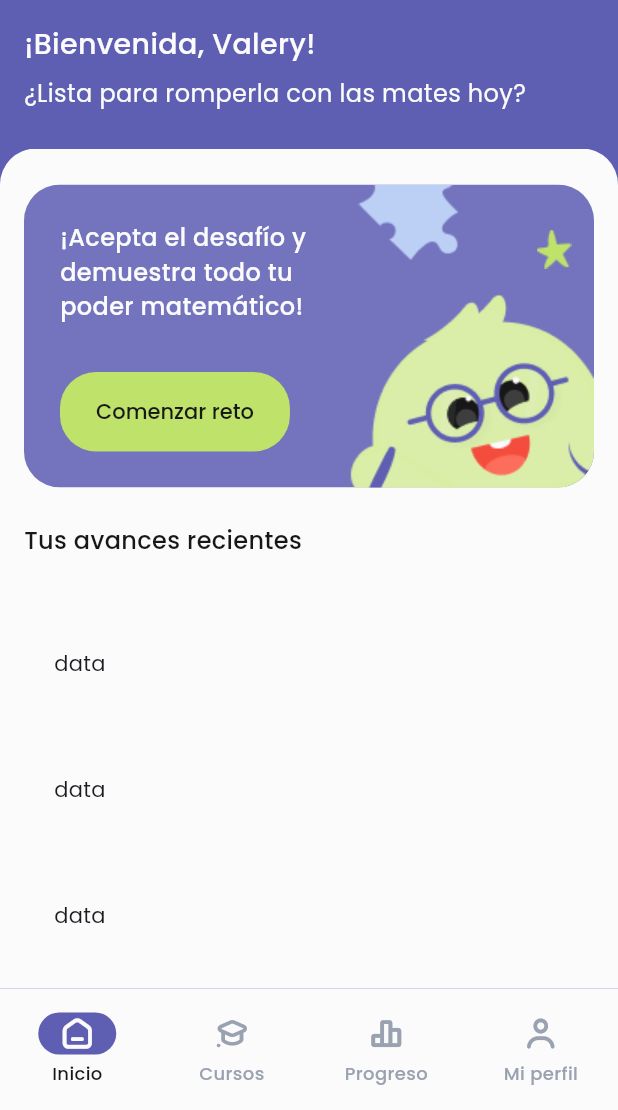
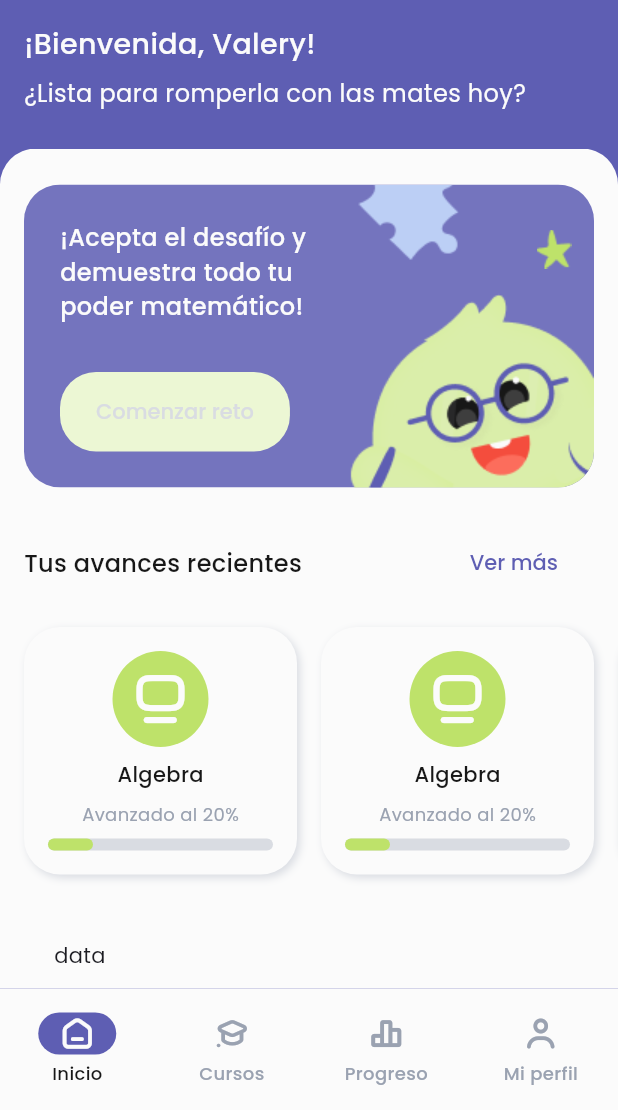
Before and after one commit to JoshuaPariona/edu_teens, a Flutter app: the screen it shows after launch, on a phone screen of 412 x 824 dp, the part 126-1236 px from its top. Run offline on Flutter 3.47's test engine with Material 3 defaults, Android fonts, the phone set to English and light mode, and no system bars; our stand-ins replace go_router.

Commit message:
update card widget and scroll widget

```diff
--- a/lib/components/app_page.dart
+++ b/lib/components/app_page.dart
@@ -50,6 +50,7 @@ class AppPage extends StatelessWidget {
             attachScrollController
                 ? scrollControllerProvider.scrollController
                 : null,
+        physics: ClampingScrollPhysics(),
         slivers: [
           SliverPadding(
             padding: EdgeInsets.symmetric(
--- /dev/null
+++ b/lib/components/app_scroll_list.dart
@@ -0,0 +1,40 @@
+import 'package:edu_teens/consts/app_dimensions.dart';
+import 'package:edu_teens/utils.dart';
+import 'package:flutter/material.dart';
+
+class AppScrollList extends StatelessWidget {
+  final List<Widget>? children;
+  final bool vertical;
+  final double gap;
+  final int? itemCount;
+  final Widget Function(int)? builder;
+
+  const AppScrollList({
+    super.key,
+    this.children,
+    this.vertical = false,
+    this.gap = AppDimensions.spaceMedium,
+    this.itemCount,
+    this.builder,
+  }) : assert(
+         (children != null && builder == null && itemCount == null) ||
+             (children == null && builder != null && itemCount != null),
+         'Provide either children or builder + itemCount',
+       );
+
+  @override
+  Widget build(BuildContext context) {
+    final axis = vertical ? Axis.vertical : Axis.horizontal;
+
+    final widgets =
+        children != null
+            ? insertGap(gap, vertical, children!)
+            : buildWidgetArrayWithGap(itemCount!, gap, vertical, builder!);
+
+    return SingleChildScrollView(
+      clipBehavior: Clip.none,
+      scrollDirection: axis,
+      child: vertical ? Column(children: widgets) : Row(children: widgets),
+    );
+  }
+}
--- a/lib/components/app_section.dart
+++ b/lib/components/app_section.dart
@@ -1,6 +1,6 @@
 import 'package:edu_teens/components/app_text.dart';
 import 'package:edu_teens/components/app_text_button.dart';
-import 'package:edu_teens/theme/extensions/app_section_theme.dart';
+import 'package:edu_teens/consts/app_dimensions.dart';
 import 'package:flutter/material.dart';
 
 class AppSection extends StatelessWidget {
@@ -17,7 +17,6 @@ class AppSection extends StatelessWidget {
 
   @override
   Widget build(BuildContext context) {
-    final theme = Theme.of(context).extension<AppSectionTheme>()!;
     return Column(
       children: [
         Row(
@@ -36,7 +35,7 @@ class AppSection extends StatelessWidget {
               ),
           ],
         ),
-        SizedBox(height: theme.style.verticalGap, width: double.infinity),
+        SizedBox(height: AppDimensions.spaceMedium, width: double.infinity),
         content,
       ],
     );
--- /dev/null
+++ b/lib/components/course_progress_card.dart
@@ -0,0 +1,119 @@
+import 'package:edu_teens/components/app_text.dart';
+import 'package:edu_teens/consts/app_icons.dart';
+import 'package:edu_teens/theme/extensions/course_progress_card_variant_themes.dart';
+import 'package:flutter/material.dart';
+
+enum CourseProgressCardType { primary, secondary, tertiary }
+
+class CourseProgressCard extends StatelessWidget {
+  final String title;
+  final double percentage;
+  final CourseProgressCardType type;
+  final IconData icon;
+  final VoidCallback? onTap;
+  const CourseProgressCard({
+    super.key,
+    required this.title,
+    required this.percentage,
+    required this.type,
+    required this.icon,
+    this.onTap,
+  }) : assert(percentage >= 0.0 && percentage <= 1.0);
+
+  String _getPercentageMsg(double percentage) {
+    final int percentValue = (percentage * 100).round();
+    return "Avanzado al $percentValue%";
+  }
+
+  CourseProgressCardStyle _selectStyle(CourseProgressCardTheme theme) {
+    switch (type) {
+      case CourseProgressCardType.primary:
+        return theme.primary;
+      case CourseProgressCardType.secondary:
+        return theme.secondary;
+      case CourseProgressCardType.tertiary:
+        return theme.tertiary;
+    }
+  }
+
+  @override
+  Widget build(BuildContext context) {
+    final theme = Theme.of(context).extension<CourseProgressCardTheme>()!;
+    final style = _selectStyle(theme);
+    return GestureDetector(
+      onTap: onTap,
+      child: Container(
+        padding: EdgeInsets.all(style.padding),
+        decoration: BoxDecoration(
+          color: style.backgroundColor,
+          borderRadius: BorderRadius.all(Radius.circular(style.borderRadius)),
+          boxShadow: [style.boxShadow],
+        ),
+        child: Column(
+          mainAxisSize: MainAxisSize.min,
+          children: [
+            Container(
+              decoration: BoxDecoration(
+                shape: BoxShape.circle,
+                color: style.color,
+              ),
+              padding: EdgeInsets.all(style.padding),
+              child: Center(
+                child: Icon(
+                  AppIcons.computer,
+                  size: style.iconSize,
+                  color: style.iconForegroundColor,
+                ),
+              ),
+            ),
+            SizedBox(height: style.verticalGap),
+            AppText(
+              title,
+              weight: AppTextWeightType.medium,
+              size: AppTextSizeType.body,
+              color: style.titleColor,
+            ),
+            SizedBox(height: style.verticalGap),
+            AppText(
+              _getPercentageMsg(percentage),
+              weight: AppTextWeightType.regular,
+              size: AppTextSizeType.description,
+              color: style.subtitleColor,
+            ),
+            SizedBox(height: style.verticalGap),
+            SizedBox(
+              width: 150,
+              height: 8,
+              child: LayoutBuilder(
+                builder: (context, constraints) {
+                  final totalWidth = constraints.maxWidth;
+                  final progressWidth = totalWidth * percentage;
+                  return Stack(
+                    children: [
+                      Container(
+                        width: totalWidth,
+                        height: 8,
+                        decoration: BoxDecoration(
+                          color: style.sliderBackgroundColor,
+                          borderRadius: BorderRadius.circular(4),
+                        ),
+                      ),
+                      Container(
+                        width: progressWidth,
+                        height: 8,
+                        decoration: BoxDecoration(
+                          color: style.color,
+                          borderRadius: BorderRadius.circular(4),
+                        ),
+                      ),
+                    ],
+                  );
+                },
+              ),
+            ),
+          ],
+        ),
+      ),
+    );
+  }
+}
--- a/lib/components/info_card.dart
+++ b/lib/components/info_card.dart
@@ -5,7 +5,15 @@ import 'package:edu_teens/theme/extensions/info_card_theme.dart';
 import 'package:flutter/material.dart';
 
 class InfoCard extends StatelessWidget {
-  const InfoCard({super.key});
+  final String message;
+  final String title;
+  final VoidCallback? onPress;
+  const InfoCard({
+    super.key,
+    required this.message,
+    required this.title,
+    this.onPress,
+  });
 
   @override
   Widget build(BuildContext context) {
@@ -46,16 +54,16 @@ class InfoCard extends StatelessWidget {
                         crossAxisAlignment: CrossAxisAlignment.start,
                         children: [
                           AppText(
-                            "¡Acepta el desafío y demuestra todo tu poder matemático!",
+                            message,
                             size: AppTextSizeType.subtitle,
                             weight: AppTextWeightType.medium,
                             color: theme.style.foregroundColor,
                           ),
                           SizedBox(height: theme.style.verticalGap),
                           AppButton(
-                            title: "Comenzar reto",
+                            title: title,
                             type: AppButtonType.secondary,
-                            onPress: () => print("test"),
+                            onPress: onPress,
                           ),
                         ],
                       ),
--- a/lib/pages/dashboard/home_page.dart
+++ b/lib/pages/dashboard/home_page.dart
@@ -1,6 +1,9 @@
 import 'package:edu_teens/components/app_page.dart';
+import 'package:edu_teens/components/app_scroll_list.dart';
 import 'package:edu_teens/components/app_section.dart';
+import 'package:edu_teens/components/course_progress_card.dart';
 import 'package:edu_teens/components/info_card.dart';
+import 'package:edu_teens/consts/app_icons.dart';
 import 'package:edu_teens/utils.dart';
 import 'package:flutter/material.dart';
 
@@ -12,8 +15,25 @@ class HomePage extends StatelessWidget {
     return AppPage(
       attachScrollController: true,
       children: [
-        InfoCard(),
-        AppSection(title: "Tus avances recientes", content: SizedBox()),
+        InfoCard(
+          message: "¡Acepta el desafío y demuestra todo tu poder matemático!",
+          title: "Comenzar reto",
+        ),
+        AppSection(
+          title: "Tus avances recientes",
+          onSeeMore: () => print("object"),
+          content: AppScrollList(
+            itemCount: 5,
+            vertical: false,
+            builder:
+                (_) => CourseProgressCard(
+                  title: "Algebra",
+                  percentage: 0.2,
+                  type: CourseProgressCardType.secondary,
+                  icon: AppIcons.chart,
+                ),
+          ),
+        ),
         ...buildWidgetArray(
           30,
           (n) => Padding(padding: EdgeInsets.all(20), child: Text("data")),
--- a/lib/theme/app_theme.dart
+++ b/lib/theme/app_theme.dart
@@ -5,8 +5,8 @@ import 'package:edu_teens/consts/app_strings.dart';
 import 'package:edu_teens/theme/extensions/app_bar_theme.dart';
 import 'package:edu_teens/theme/extensions/app_label_variant_themes.dart';
 import 'package:edu_teens/theme/extensions/app_page_theme.dart';
-import 'package:edu_teens/theme/extensions/app_section_theme.dart';
 import 'package:edu_teens/theme/extensions/bottom_nav_theme.dart';
+import 'package:edu_teens/theme/extensions/course_progress_card_variant_themes.dart';
 import 'package:edu_teens/theme/extensions/elevated_button_variant_themes.dart';
 import 'package:edu_teens/theme/extensions/icon_button_variant_themes.dart';
 import 'package:edu_teens/theme/extensions/info_card_theme.dart';
@@ -58,7 +58,11 @@ class AppTheme {
         warning: buildPrimaryLabelLightStyle(),
       ),
       InfoCardTheme(style: buildInfoCardLightStyle()),
-      AppSectionTheme(style: buildAppSectionLightStyle())
+      CourseProgressCardTheme(
+        primary: buildPrimaryCourseProgressCardTLightStyle(),
+        secondary: buildSecondaryCourseProgressCardTLightStyle(),
+        tertiary: buildTertiaryCourseProgressCardTLightStyle()
+      )
     ],
 
     elevatedButtonTheme: ElevatedButtonThemeData(
--- a/lib/theme/extensions/app_section_theme.dart
+++ /dev/null
@@ -1,33 +0,0 @@
-import 'package:flutter/material.dart';
-import 'package:edu_teens/consts/app_dimensions.dart';
-
-AppPSectionStyle buildAppSectionLightStyle() {
-  return const AppPSectionStyle(
-    verticalGap: AppDimensions.spaceMedium,
-  );
-}
-
-class AppPSectionStyle {
-  final double verticalGap;
-
-  const AppPSectionStyle({
-    required this.verticalGap,
-  });
-}
-
-class AppSectionTheme extends ThemeExtension<AppSectionTheme> {
-  final AppPSectionStyle style;
-
-  const AppSectionTheme({required this.style});
-
-  @override
-  AppSectionTheme copyWith({AppPSectionStyle? style}) {
-    return AppSectionTheme(style: style ?? this.style);
-  }
-
-  @override
-  AppSectionTheme lerp(ThemeExtension<AppSectionTheme>? other, double t) {
-    if (other is! AppSectionTheme) return this;
-    return this;
-  }
-}
--- /dev/null
+++ b/lib/theme/extensions/course_progress_card_variant_themes.dart
@@ -0,0 +1,69 @@
+import 'package:flutter/material.dart';
+import 'package:edu_teens/consts/app_colors.dart';
+import 'package:edu_teens/consts/app_dimensions.dart';
+
+CourseProgressCardStyle buildPrimaryCourseProgressCardTLightStyle() {
+  return CourseProgressCardStyle(color: AppColors.primary);
+}
+
+CourseProgressCardStyle buildSecondaryCourseProgressCardTLightStyle() {
+  return CourseProgressCardStyle(color: AppColors.secondaryHard);
+}
+
+CourseProgressCardStyle buildTertiaryCourseProgressCardTLightStyle() {
+  return CourseProgressCardStyle(color: AppColors.tertiaryHard);
+}
+
+class CourseProgressCardStyle {
+  final double padding = AppDimensions.spaceMedium;
+  final double verticalGap = AppDimensions.spaceSmall;
+  final double iconSize = AppDimensions.spaceXLarge;
+  final double borderRadius = AppDimensions.spaceBorder;
+  final BoxShadow boxShadow = BoxShadow(
+    blurRadius: AppDimensions.spaceXSmall,
+    offset: Offset(2, 2),
+    color: AppColors.neutralDisabled
+  );
+  final Color iconForegroundColor = AppColors.neutralInverted;
+  final Color backgroundColor = AppColors.neutralInverted;
+  final Color titleColor = AppColors.neutralBase;
+  final Color subtitleColor = AppColors.neutralSubOrdinary;
+  final Color sliderBackgroundColor = AppColors.neutralDisabled;
+  final Color color;
+
+  CourseProgressCardStyle({required this.color});
+}
+
+class CourseProgressCardTheme extends ThemeExtension<CourseProgressCardTheme> {
+  final CourseProgressCardStyle primary;
+  final CourseProgressCardStyle secondary;
+  final CourseProgressCardStyle tertiary;
+
+  const CourseProgressCardTheme({
+    required this.primary,
+    required this.secondary,
+    required this.tertiary,
+  });
+
+  @override
+  CourseProgressCardTheme copyWith({
+    CourseProgressCardStyle? primary,
+    CourseProgressCardStyle? secondary,
+    CourseProgressCardStyle? tertiary,
+  }) {
+    return CourseProgressCardTheme(
+      primary: primary ?? this.primary,
+      secondary: secondary ?? this.secondary,
+      tertiary: tertiary ?? this.tertiary,
+    );
+  }
+
+  @override
+  CourseProgressCardTheme lerp(
+    ThemeExtension<CourseProgressCardTheme>? other,
+    double t,
+  ) {
+    if (other is! CourseProgressCardTheme) return this;
+    return this;
+  }
+}
--- a/lib/utils.dart
+++ b/lib/utils.dart
@@ -21,3 +21,34 @@ List<Widget> buildWidgetArray(int count, Widget Function(int) builder) {
   }
   return list;
 }
+
+List<Widget> buildWidgetArrayWithGap(
+  int count,
+  double gap,
+  bool vertical,
+  Widget Function(int) builder,
+) {
+  return List.generate(count * 2 - 1, (i) {
+    if (i.isOdd) {
+      return SizedBox(
+        width: vertical ? 0 : gap,
+        height: vertical ? gap : 0,
+      );
+    } else {
+      return builder(i ~/ 2);
+    }
+  });
+}
+
+List<Widget> insertGap(double gap, bool vertical, List<Widget> children) {
+  return List.generate(children.length * 2 - 1, (index) {
+    if (index.isOdd) {
+      return SizedBox(
+        width: vertical ? 0 : gap,
+        height: vertical ? gap : 0,
+      );
+    } else {
+      return children[index ~/ 2];
+    }
+  });
+}
```
